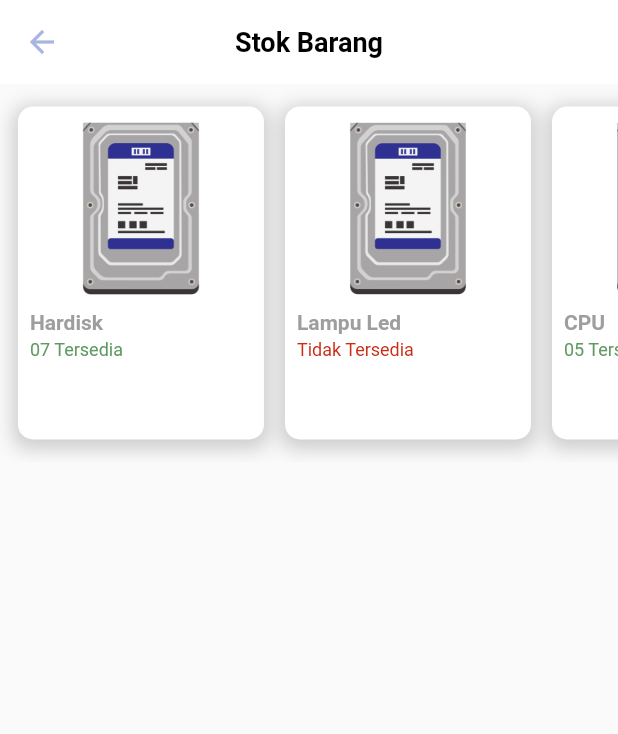
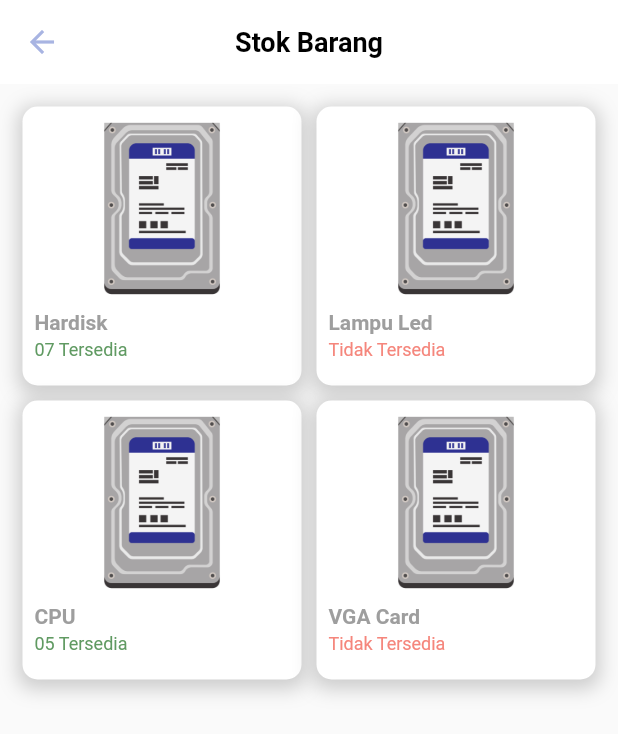
Before and after one commit to alfydije/Si_Gud-mobile, a Flutter app: the StokBarangScreen screen opened directly, on a phone screen of 412 x 824 dp. Shown: the top 734 px of the screen. Run offline on Flutter 3.47's test engine with Material 2 defaults, Android fonts, the phone set to English and light mode, and no system bars; our stand-ins replace google_fonts.

Commit message:
membuat tampilan data barang

```diff
--- a/lib/stok_barang/stokbarang.dart
+++ b/lib/stok_barang/stokbarang.dart
@@ -22,16 +22,14 @@ class StokBarangScreen extends StatelessWidget {
         iconTheme: IconThemeData(color: Color.fromARGB(255, 168, 180, 226)),
         automaticallyImplyLeading: false, // Menyembunyikan tombol kembali
       ),
-      body: SingleChildScrollView(
-        scrollDirection: Axis.horizontal,
-        child: Padding(
-          padding: EdgeInsets.symmetric(vertical: 15, horizontal: 5),
-          child: Row(
+      body: GridView.count(
+        crossAxisCount: 2,
+        crossAxisSpacing: 10,
+        mainAxisSpacing: 10,
+        padding: EdgeInsets.all(15),
         children: [
           // First Box Decoration
-              Padding(
-                padding: EdgeInsets.symmetric(horizontal: 7),
-                child: Container(
+          Container(
             width: 164,
             height: 222,
             decoration: BoxDecoration(
@@ -56,6 +54,7 @@ class StokBarangScreen extends StatelessWidget {
                     child: Image.asset(
                       "assets/Hardisk.png",
                       height: 136,
+                      width: 96,
                     ),
                   ),
                   Text(
@@ -72,19 +71,15 @@ class StokBarangScreen extends StatelessWidget {
                     style: TextStyle(
                       fontSize: 12,
                       color: const Color.fromARGB(255, 96, 154, 98),
-                            // fontWeight: FontWeight.bold,
                     ),
                   ),
                 ],
               ),
             ),
           ),
-              ),
 
           // Second Box Decoration
-              Padding(
-                padding: EdgeInsets.symmetric(horizontal: 7),
-                child: Container(
+          Container(
             width: 164,
             height: 222,
             decoration: BoxDecoration(
@@ -125,20 +120,16 @@ class StokBarangScreen extends StatelessWidget {
                     "Tidak Tersedia",
                     style: TextStyle(
                       fontSize: 12,
-                            color: Color.fromARGB(255, 201, 43, 22),
-                            // fontWeight: FontWeight.bold,
+                      color: Color.fromARGB(255, 245, 134, 124),
                     ),
                   ),
                 ],
               ),
             ),
           ),
-              ),
 
-              // Third Box Decoration
-              Padding(
-                padding: EdgeInsets.symmetric(horizontal: 7),
-                child: Container(
+          // three Box Decoration
+          Container(
             width: 164,
             height: 222,
             decoration: BoxDecoration(
@@ -180,19 +171,15 @@ class StokBarangScreen extends StatelessWidget {
                     style: TextStyle(
                       fontSize: 12,
                       color: const Color.fromARGB(255, 96, 154, 98),
-                            // fontWeight: FontWeight.bold,
                     ),
                   ),
                 ],
               ),
             ),
           ),
-              ),
 
-              // Fourth Box Decoration
-              Padding(
-                padding: EdgeInsets.symmetric(horizontal: 7),
-                child: Container(
+          // Second Box Decoration
+          Container(
             width: 164,
             height: 222,
             decoration: BoxDecoration(
@@ -233,18 +220,14 @@ class StokBarangScreen extends StatelessWidget {
                     "Tidak Tersedia",
                     style: TextStyle(
                       fontSize: 12,
-                            color: Color.fromARGB(255, 201, 43, 22),
-                            // fontWeight: FontWeight.bold,
+                      color: Color.fromARGB(255, 245, 134, 124),
                     ),
                   ),
                 ],
               ),
             ),
           ),
-              ),
         ],
-          ),
-        ),
       ),
     );
   }
```
Lines whose indentation alone changed are shown as unchanged.
